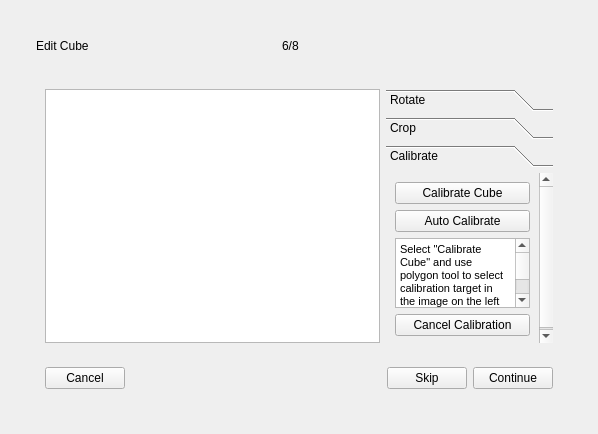
Old version of the form src/skeleton/capture.ui in the repository palimpsest-pursuers/capturing.
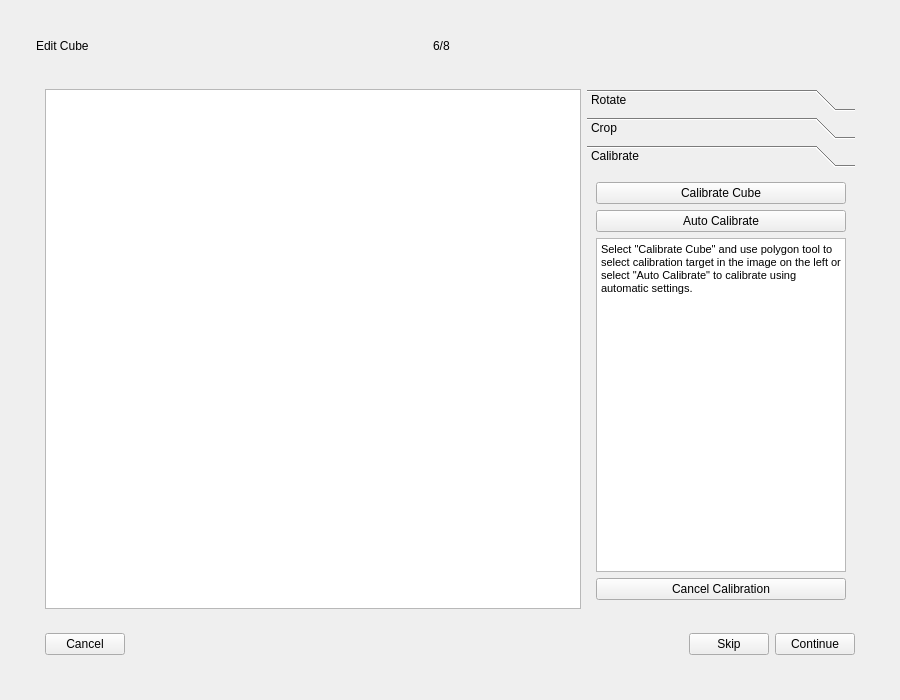
New version of the form. The open tabs and pages were chosen to show the change. Icons and pictures are not drawn.

Commit message: Adding the icons and window title

```diff
--- a/src/skeleton/capture.ui
+++ b/src/skeleton/capture.ui
@@ -6,8 +6,8 @@
    <rect>
     <x>0</x>
     <y>0</y>
-    <width>598</width>
-    <height>434</height>
+    <width>900</width>
+    <height>700</height>
    </rect>
   </property>
   <property name="sizePolicy">
@@ -16,6 +16,12 @@
     <verstretch>0</verstretch>
    </sizepolicy>
   </property>
+  <property name="minimumSize">
+   <size>
+    <width>700</width>
+    <height>500</height>
+   </size>
+  </property>
   <property name="windowTitle">
    <string>MainWindow</string>
   </property>
@@ -2708,8 +2714,8 @@
                          <rect>
                           <x>0</x>
                           <y>0</y>
-                          <width>150</width>
-                          <height>176</height>
+                          <width>98</width>
+                          <height>129</height>
                          </rect>
                         </property>
                         <attribute name="label">
@@ -2736,8 +2742,8 @@
                             <string>&lt;!DOCTYPE HTML PUBLIC &quot;-//W3C//DTD HTML 4.0//EN&quot; &quot;http://www.w3.org/TR/REC-html40/strict.dtd&quot;&gt;
 &lt;html&gt;&lt;head&gt;&lt;meta name=&quot;qrichtext&quot; content=&quot;1&quot; /&gt;&lt;style type=&quot;text/css&quot;&gt;
 p, li { white-space: pre-wrap; }
-&lt;/style&gt;&lt;/head&gt;&lt;body style=&quot; font-family:'MS Shell Dlg 2'; font-size:7.875pt; font-weight:400; font-style:normal;&quot;&gt;
-&lt;p style=&quot; margin-top:0px; margin-bottom:0px; margin-left:0px; margin-right:0px; -qt-block-indent:0; text-indent:0px;&quot;&gt;Select &amp;quot;Calibrate Cube&amp;quot; and use polygon tool to select calibration target in the image on the left or select &amp;quot;Auto Calibrate&amp;quot; to calibrate using automatic settings.&lt;/p&gt;&lt;/body&gt;&lt;/html&gt;</string>
+&lt;/style&gt;&lt;/head&gt;&lt;body style=&quot; font-family:'MS Shell Dlg 2'; font-size:8pt; font-weight:400; font-style:normal;&quot;&gt;
+&lt;p style=&quot; margin-top:0px; margin-bottom:0px; margin-left:0px; margin-right:0px; -qt-block-indent:0; text-indent:0px;&quot;&gt;&lt;span style=&quot; font-size:7.875pt;&quot;&gt;Select &amp;quot;Calibrate Cube&amp;quot; and use polygon tool to select calibration target in the image on the left or select &amp;quot;Auto Calibrate&amp;quot; to calibrate using automatic settings.&lt;/span&gt;&lt;/p&gt;&lt;/body&gt;&lt;/html&gt;</string>
                            </property>
                           </widget>
                          </item>
```
Left out of the diff: 36 changed lines with no effect on the pictures. The commit also changes 4 other files.
